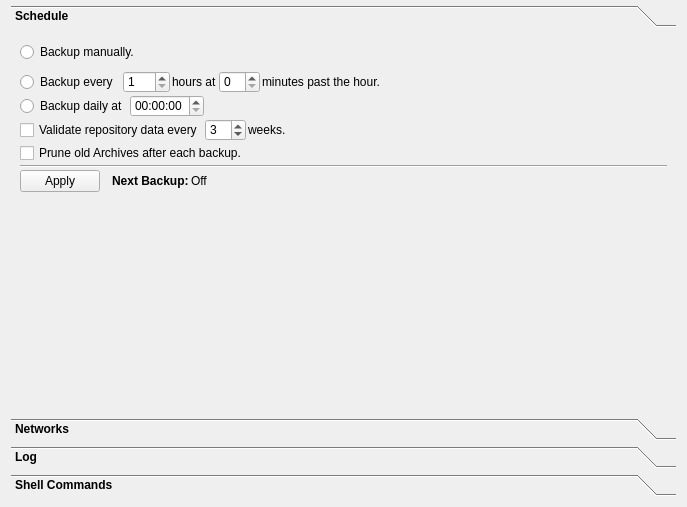
First picture: the form in src/vorta/assets/UI/scheduletab.ui, repository borgbase/vorta, before the edit.
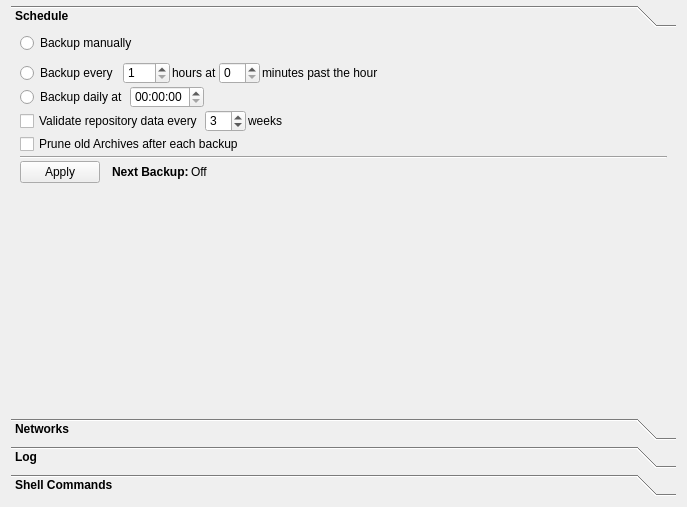
Second picture: the form after the edit. The open tabs and pages were chosen to show the change. Icons and pictures are not drawn.

The edit to the form file:
```diff
--- a/src/vorta/assets/UI/scheduletab.ui
+++ b/src/vorta/assets/UI/scheduletab.ui
@@ -60,6 +60,9 @@
        <property name="spacing">
         <number>2</number>
        </property>
+       <property name="topMargin">
+        <number>0</number>
+       </property>
        <item>
         <layout class="QHBoxLayout" name="horizontalLayout_2">
          <property name="sizeConstraint">
@@ -77,7 +80,7 @@
             </sizepolicy>
            </property>
            <property name="text">
-            <string>Backup manually.</string>
+            <string>Backup manually</string>
            </property>
           </widget>
          </item>
@@ -137,7 +140,7 @@
             </sizepolicy>
            </property>
            <property name="text">
-            <string>minutes past the hour.</string>
+            <string>minutes past the hour</string>
            </property>
           </widget>
          </item>
@@ -217,7 +220,7 @@
          <item>
           <widget class="QLabel" name="label_5">
            <property name="text">
-            <string>weeks.</string>
+            <string>weeks</string>
            </property>
           </widget>
          </item>
@@ -244,7 +247,7 @@
          <item>
           <widget class="QCheckBox" name="pruneCheckBox">
            <property name="text">
-            <string>Prune old Archives after each backup.</string>
+            <string>Prune old Archives after each backup</string>
            </property>
            <property name="tristate">
             <bool>false</bool>
```
Left out of the diff: 25 changed lines with no effect on the pictures.
